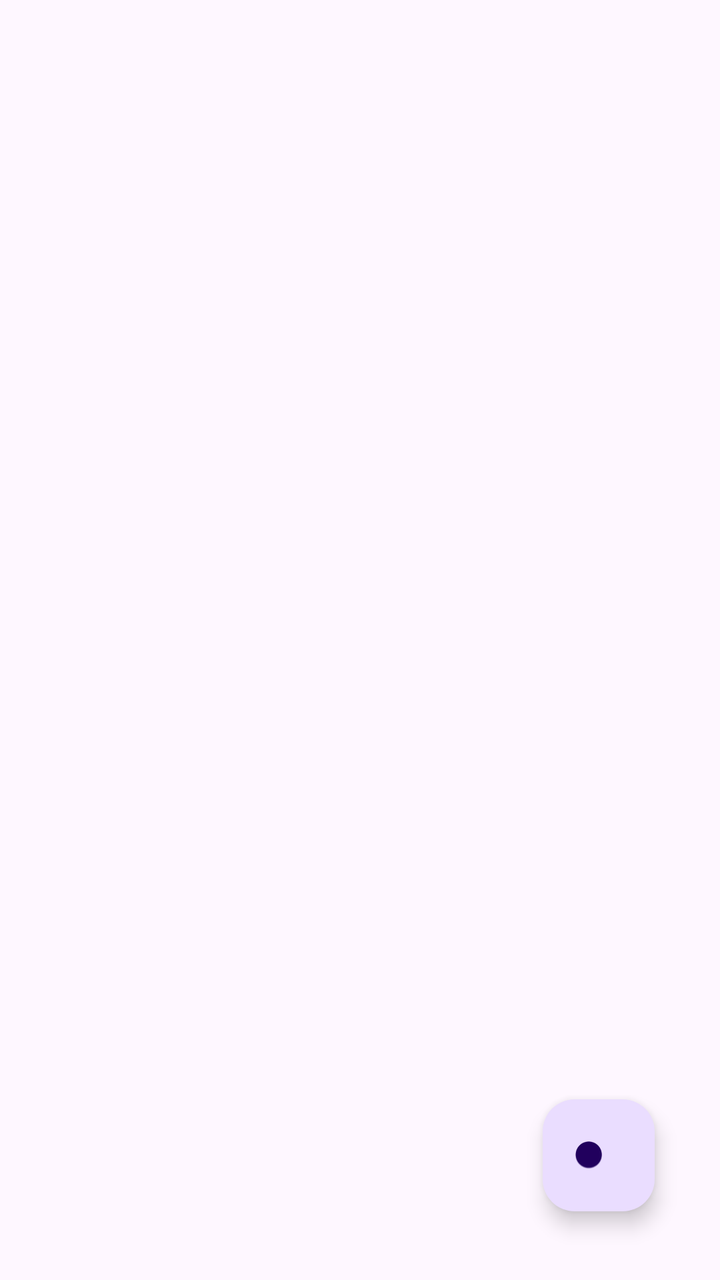
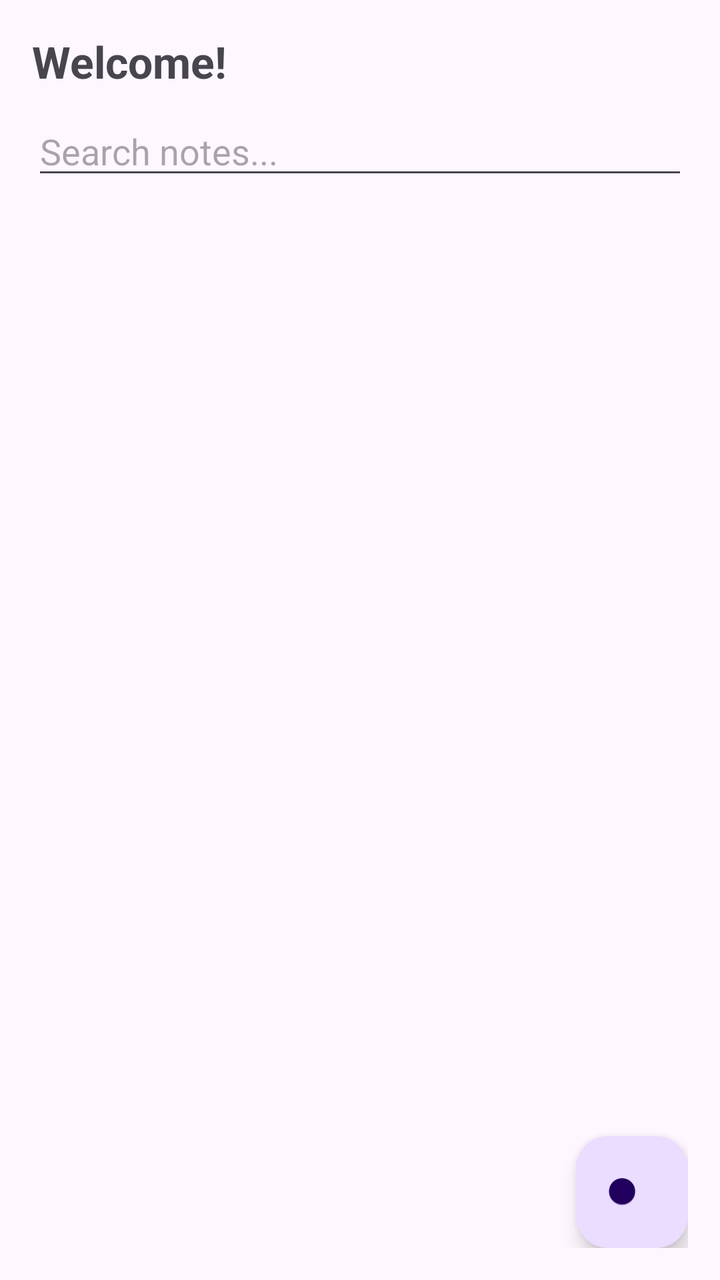

Two renders of the same Android screen: before a commit and after it. Below are the layout's source before the change and the commit's diff.
<!-- AndroidManifest.xml: application theme Theme.CrudSingleTon -->
<!-- res/layout/activity_dashboard.xml -->
<?xml version="1.0" encoding="utf-8"?>
<androidx.constraintlayout.widget.ConstraintLayout xmlns:android="http://schemas.android.com/apk/res/android"
    xmlns:app="http://schemas.android.com/apk/res-auto"
    xmlns:tools="http://schemas.android.com/tools"
    android:id="@+id/main"
    android:layout_width="match_parent"
    android:layout_height="match_parent"
    tools:context=".Dashboard">

    <TextView
        android:id="@+id/DashboardName"
        android:layout_width="wrap_content"
        android:layout_height="wrap_content"
        android:text=""
        app:layout_constraintBottom_toBottomOf="parent"
        app:layout_constraintEnd_toEndOf="parent"
        app:layout_constraintHorizontal_bias="0.104"
        app:layout_constraintStart_toStartOf="parent"
        app:layout_constraintTop_toTopOf="parent"
        app:layout_constraintVertical_bias="0.022" />

    <com.google.android.material.floatingactionbutton.FloatingActionButton
        android:id="@+id/floatingActionButton"
        android:layout_width="wrap_content"
        android:layout_height="wrap_content"
        android:clickable="true"
        app:layout_constraintBottom_toBottomOf="parent"
        app:layout_constraintEnd_toEndOf="parent"
        app:layout_constraintHorizontal_bias="0.893"
        app:layout_constraintStart_toStartOf="parent"
        app:layout_constraintTop_toTopOf="parent"
        app:layout_constraintVertical_bias="0.941"
        app:srcCompat="@android:drawable/btn_plus" />

    <androidx.recyclerview.widget.RecyclerView
        android:layout_width="448dp"
        android:layout_height="510dp"
        app:layout_constraintBottom_toBottomOf="parent"
        app:layout_constraintTop_toTopOf="parent"
        app:layout_constraintVertical_bias="0.022"
        tools:layout_editor_absoluteX="1dp" />
</androidx.constraintlayout.widget.ConstraintLayout>
<!-- resources referenced by this layout -->
<resources>
  <style name="Theme.CrudSingleTon" parent="Base.Theme.CrudSingleTon" />
  <style name="Base.Theme.CrudSingleTon" parent="Theme.Material3.DayNight.NoActionBar">
          
          
      </style>
</resources>

<!-- the commit's change to res/layout/activity_dashboard.xml (unified diff, before → after) -->
@@ -5,38 +5,62 @@
     android:id="@+id/main"
     android:layout_width="match_parent"
     android:layout_height="match_parent"
+    android:padding="16dp"
     tools:context=".Dashboard">
 
+    
     <TextView
         android:id="@+id/DashboardName"
-        android:layout_width="wrap_content"
+        android:layout_width="0dp"
         android:layout_height="wrap_content"
-        android:text=""
+        android:text="Welcome!"
+        android:textSize="22sp"
+        android:textStyle="bold"
+        app:layout_constraintEnd_toEndOf="parent"
+        app:layout_constraintStart_toStartOf="parent"
+        app:layout_constraintTop_toTopOf="parent" />
+
+    
+    <EditText
+        android:id="@+id/searchInput"
+        android:layout_width="0dp"
+        android:layout_height="wrap_content"
+        android:hint="Search notes..."
+        android:layout_marginTop="8dp"
+        app:layout_constraintEnd_toEndOf="parent"
+        app:layout_constraintStart_toStartOf="parent"
+        app:layout_constraintTop_toBottomOf="@id/DashboardName" />
+
+    
+    <ScrollView
+        android:id="@+id/notesScrollView"
+        android:layout_width="0dp"
+        android:layout_height="0dp"
+        android:layout_marginTop="8dp"
         app:layout_constraintBottom_toBottomOf="parent"
         app:layout_constraintEnd_toEndOf="parent"
-        app:layout_constraintHorizontal_bias="0.104"
         app:layout_constraintStart_toStartOf="parent"
-        app:layout_constraintTop_toTopOf="parent"
-        app:layout_constraintVertical_bias="0.022" />
+        app:layout_constraintTop_toBottomOf="@id/searchInput">
 
+        
+        <LinearLayout
+            android:id="@+id/notesContainer"
+            android:layout_width="match_parent"
+            android:layout_height="wrap_content"
+            android:orientation="vertical"
+            android:paddingBottom="80dp" />
+
+    </ScrollView>
+
+    
     <com.google.android.material.floatingactionbutton.FloatingActionButton
         android:id="@+id/floatingActionButton"
         android:layout_width="wrap_content"
         android:layout_height="wrap_content"
         android:clickable="true"
+        android:contentDescription="Add Note"
         app:layout_constraintBottom_toBottomOf="parent"
         app:layout_constraintEnd_toEndOf="parent"
-        app:layout_constraintHorizontal_bias="0.893"
-        app:layout_constraintStart_toStartOf="parent"
-        app:layout_constraintTop_toTopOf="parent"
-        app:layout_constraintVertical_bias="0.941"
         app:srcCompat="@android:drawable/btn_plus" />
 
-    <androidx.recyclerview.widget.RecyclerView
-        android:layout_width="448dp"
-        android:layout_height="510dp"
-        app:layout_constraintBottom_toBottomOf="parent"
-        app:layout_constraintTop_toTopOf="parent"
-        app:layout_constraintVertical_bias="0.022"
-        tools:layout_editor_absoluteX="1dp" />
 </androidx.constraintlayout.widget.ConstraintLayout>
